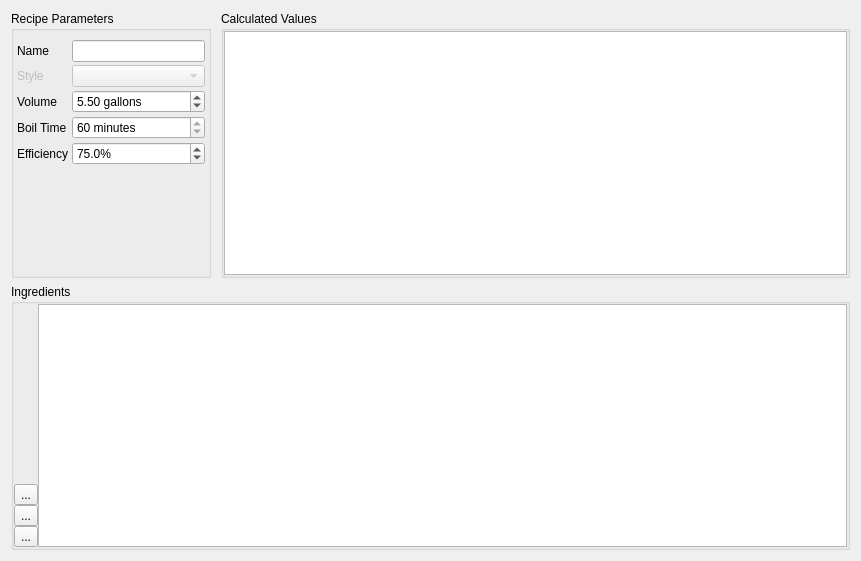
The window that Recipe/RecipeWidget.ui (DaneGardner/ThreeBrooks) describes before a commit, drawn with Qt 5.
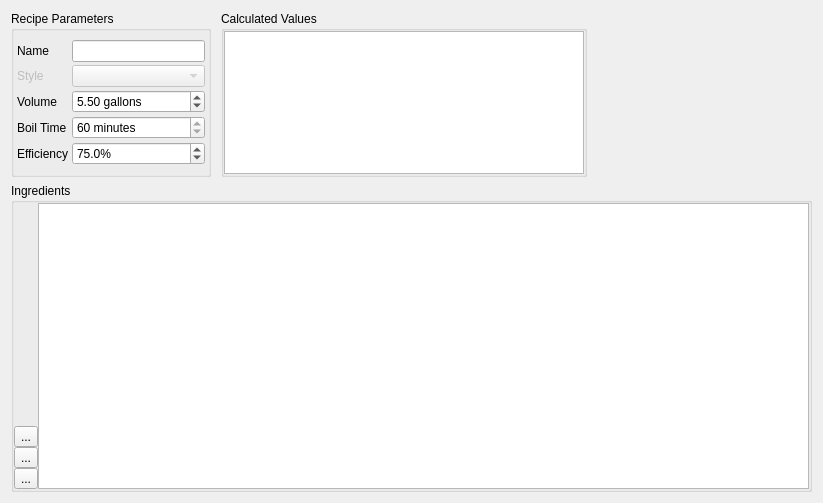
The same window after the commit. Icons and pictures are not drawn.

Commit message: Cleaned up layouts for better widget visibility.

Patch:
```diff
--- a/Recipe/RecipeWidget.ui
+++ b/Recipe/RecipeWidget.ui
@@ -6,8 +6,8 @@
    <rect>
     <x>0</x>
     <y>0</y>
-    <width>861</width>
-    <height>561</height>
+    <width>823</width>
+    <height>503</height>
    </rect>
   </property>
   <property name="acceptDrops">
@@ -16,9 +16,9 @@
   <property name="windowTitle">
    <string>Recipe</string>
   </property>
-  <layout class="QGridLayout" name="gridLayout_2" columnstretch="1">
+  <layout class="QGridLayout" name="gridLayout_2" rowstretch="1,3">
    <item row="0" column="0">
-    <layout class="QHBoxLayout" name="horizontalLayout">
+    <layout class="QHBoxLayout" name="horizontalLayout" stretch="3,1,1">
      <property name="spacing">
       <number>10</number>
      </property>
@@ -183,6 +183,12 @@
         </property>
         <item row="0" column="0">
          <widget class="QTableView" name="tblCalculated">
+          <property name="minimumSize">
+           <size>
+            <width>360</width>
+            <height>140</height>
+           </size>
+          </property>
           <property name="selectionMode">
            <enum>QAbstractItemView::SingleSelection</enum>
           </property>
@@ -206,9 +212,22 @@
        </layout>
       </widget>
      </item>
+     <item>
+      <spacer name="horizontalSpacer">
+       <property name="orientation">
+        <enum>Qt::Horizontal</enum>
+       </property>
+       <property name="sizeHint" stdset="0">
+        <size>
+         <width>40</width>
+         <height>20</height>
+        </size>
+       </property>
+      </spacer>
+     </item>
     </layout>
    </item>
-   <item row="1" column="0">
+   <item row="1" column="0" colspan="2">
     <widget class="QGroupBox" name="grpIngredients">
      <property name="title">
       <string>Ingredients</string>
```
The commit also changes 2 other files.
